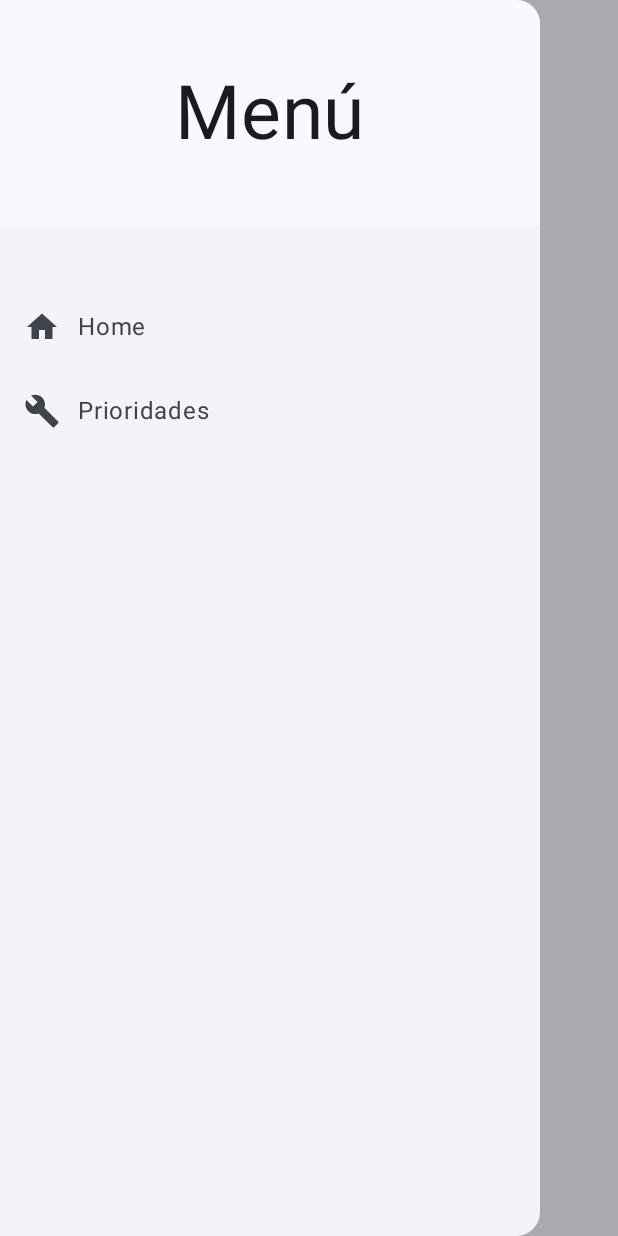
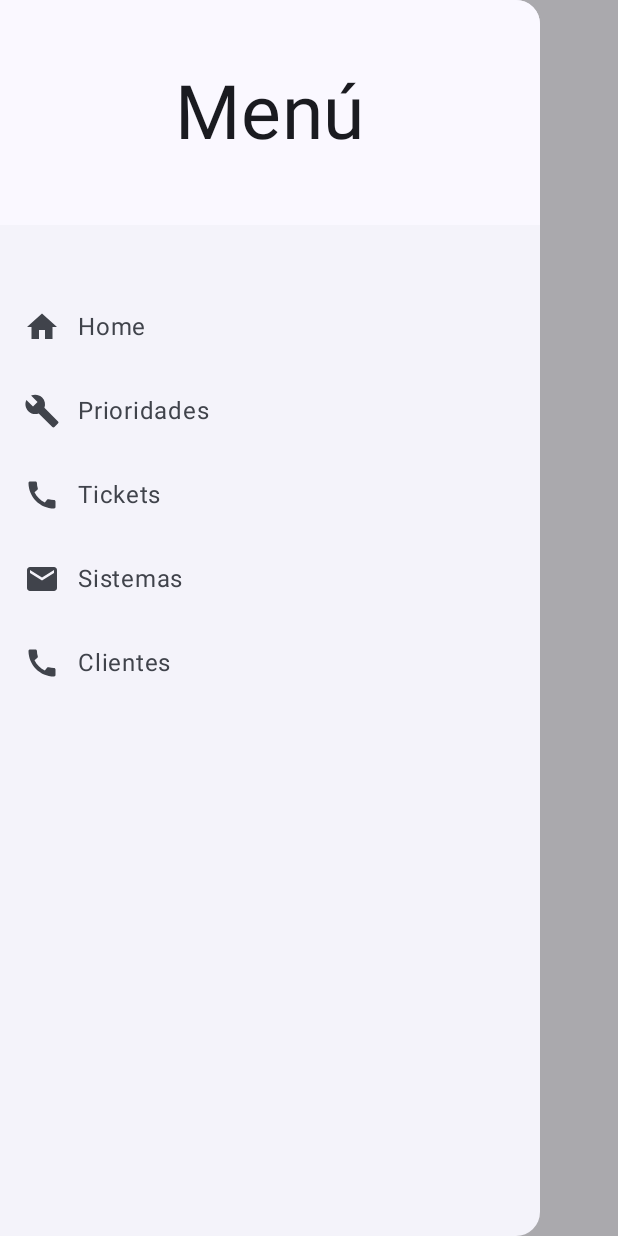
Before and after one commit to Braylin20/PrioridadesRetrofit, an Android app built with Jetpack Compose: the screen it shows after launch (MainActivity), after a tap on "Menu Botton", on a phone screen of 412 x 824 dp. Run offline under Robolectric (Android 15) with nearby library versions, the phone set to English and light mode, and no system bars; our stand-ins replace Dagger/Hilt's generated code.

Commit message:
Agregando al menú cliente, sistema y ticket

```diff
--- a/app/src/main/java/com/example/prioridadesretrofit/presentation/components/ModalDrawerSheet.kt
+++ b/app/src/main/java/com/example/prioridadesretrofit/presentation/components/ModalDrawerSheet.kt
@@ -8,6 +8,8 @@ import androidx.compose.foundation.layout.height
 import androidx.compose.foundation.layout.padding
 import androidx.compose.material.icons.Icons
 import androidx.compose.material.icons.filled.Build
+import androidx.compose.material.icons.filled.Call
+import androidx.compose.material.icons.filled.Email
 import androidx.compose.material.icons.filled.Home
 import androidx.compose.material.icons.filled.Settings
 import androidx.compose.material3.Icon
@@ -83,5 +85,59 @@ fun ModalDrawerSheet(
                 }
             },
         )
+        NavigationDrawerItem(
+            label = { Text(text = "Tickets") },
+            selected = false,
+            icon = {
+                Icon(
+                    imageVector = Icons.Default.Call,
+                    contentDescription = null
+                )
+            },
+            onClick = {
+                coroutineScope.launch {
+                    drawerState.close()
+                }
+                navHostController.navigate(Screen.TicketList) {
+                    popUpTo(0)
+                }
+            },
+        )
+        NavigationDrawerItem(
+            label = { Text(text = "Sistemas") },
+            selected = false,
+            icon = {
+                Icon(
+                    imageVector = Icons.Default.Email,
+                    contentDescription = null
+                )
+            },
+            onClick = {
+                coroutineScope.launch {
+                    drawerState.close()
+                }
+                navHostController.navigate(Screen.SistemaList) {
+                    popUpTo(0)
+                }
+            },
+        )
+        NavigationDrawerItem(
+            label = { Text(text = "Clientes") },
+            selected = false,
+            icon = {
+                Icon(
+                    imageVector = Icons.Default.Call,
+                    contentDescription = null
+                )
+            },
+            onClick = {
+                coroutineScope.launch {
+                    drawerState.close()
+                }
+                navHostController.navigate(Screen.ClienteList) {
+                    popUpTo(0)
+                }
+            },
+        )
     }
 }
```
